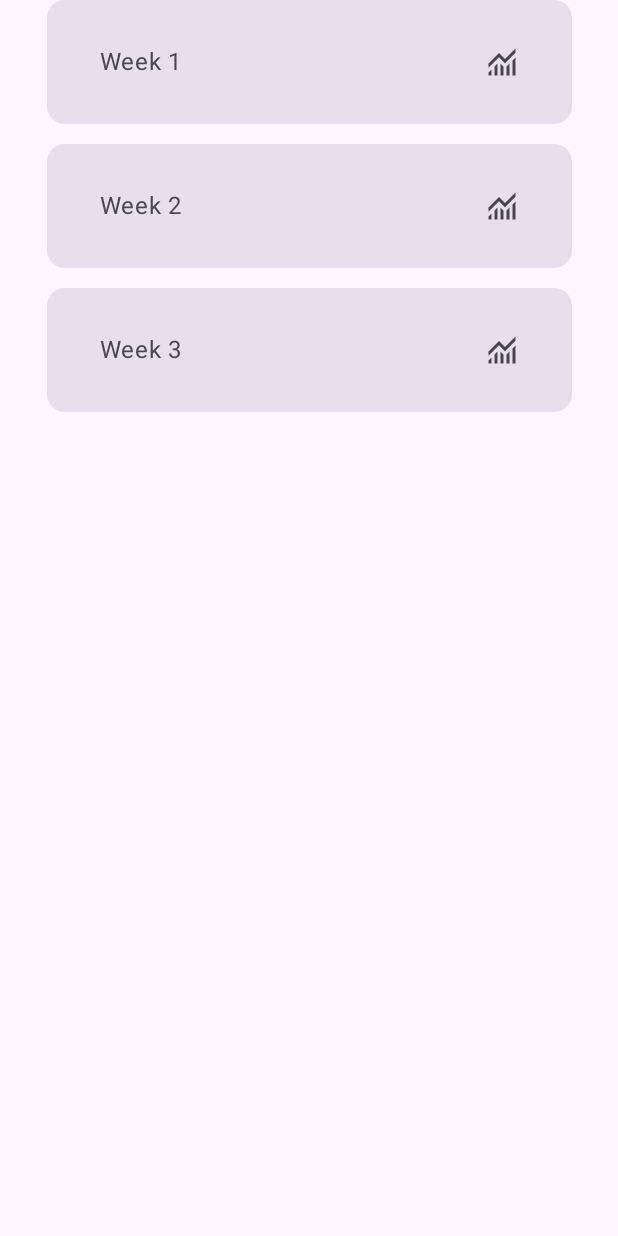
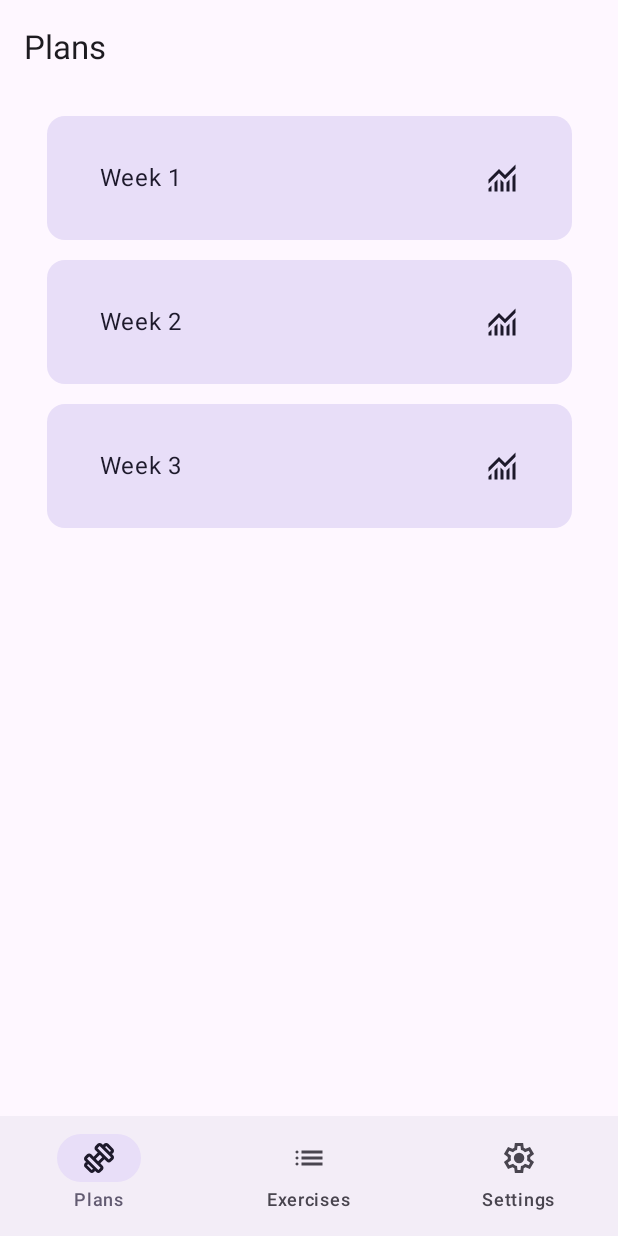
Before and after one commit to AleksM03/LLMPoweredFitness, an Android app built with Jetpack Compose: the screen it shows after launch (MainActivity), on a phone screen of 412 x 824 dp. Run offline under Robolectric (Android 15) with nearby library versions, the phone set to English and light mode, and no system bars.

Commit message:
added generic layout

```diff
--- a/app/src/main/java/com/amilan/llmpoweredfitness/MainActivity.kt
+++ b/app/src/main/java/com/amilan/llmpoweredfitness/MainActivity.kt
@@ -1,53 +1,55 @@
 package com.amilan.llmpoweredfitness
 
+import android.content.res.Configuration
+import android.os.Build
 import android.os.Bundle
 import androidx.activity.ComponentActivity
 import androidx.activity.compose.setContent
 import androidx.activity.enableEdgeToEdge
-import androidx.compose.foundation.layout.fillMaxSize
-import androidx.compose.foundation.layout.padding
-import androidx.compose.material3.Scaffold
-import androidx.compose.material3.Text
 import androidx.compose.runtime.Composable
-import androidx.compose.ui.Alignment
 import androidx.compose.ui.Modifier
 import androidx.compose.ui.tooling.preview.Preview
+import com.amilan.llmpoweredfitness.ui.generics.GenericLayout
 import com.amilan.llmpoweredfitness.ui.theme.AppTheme
 import com.amilan.llmpoweredfitness.ui.workout.PlansScreen
+
+val TABS: List<String> = listOf("Plans", "Exercises", "Settings")
 
 class MainActivity : ComponentActivity() {
   override fun onCreate(savedInstanceState: Bundle?) {
     super.onCreate(savedInstanceState)
     enableEdgeToEdge()
+    if (Build.VERSION.SDK_INT >= Build.VERSION_CODES.Q) {
+      window.isNavigationBarContrastEnforced = false
+    }
     setContent {
       AppTheme {
-                Scaffold(modifier = Modifier.fillMaxSize()) { innerPadding ->
-                  PlansScreen(
-                    intArrayOf(
-                      1,
-                      2,
-                      3
-                    ),
-                    modifier = Modifier.padding(innerPadding)
+        GenericLayout(
+          title = TABS[0],
+          content = { PlansScreen(intArrayOf(1, 2, 3), modifier = Modifier) },
+          onTabSelected = {},
+          selectedTab = 0
         )
       }
     }
   }
 }
-}
 
+@Preview(
+  showBackground = true,
+  uiMode = Configuration.UI_MODE_NIGHT_YES,
+  widthDp = 360,
+  heightDp = 640
+)
 @Composable
-fun Greeting(name: String, modifier: Modifier = Modifier) {
-    Text(
-        text = "Hello $name!",
-        modifier = modifier
+fun ExamplePreview() {
+  val exampleData = intArrayOf(1, 2, 3)
+  AppTheme {
+    GenericLayout(
+      title = TABS[0],
+      content = { PlansScreen(exampleData, modifier = Modifier) },
+      onTabSelected = {},
+      selectedTab = 0
     )
   }
-
-@Preview(showBackground = true)
-@Composable
-fun GreetingPreview() {
-    AppTheme {
-        Greeting("Android")
 }
-}
--- /dev/null
+++ b/app/src/main/java/com/amilan/llmpoweredfitness/ui/generics/Footer.kt
@@ -0,0 +1,45 @@
+package com.amilan.llmpoweredfitness.ui.generics
+
+import androidx.compose.material3.Icon
+import androidx.compose.material3.NavigationBar
+import androidx.compose.material3.NavigationBarItem
+import androidx.compose.material3.Text
+import androidx.compose.runtime.Composable
+import androidx.compose.ui.Modifier
+import androidx.compose.ui.res.painterResource
+import com.amilan.llmpoweredfitness.R
+import com.amilan.llmpoweredfitness.TABS
+
+@Composable
+fun Footer(
+  selected: Int, onTabSelected: (Int) -> Unit, modifier: Modifier = Modifier
+) {
+  NavigationBar(modifier = modifier) {
+    TABS.forEachIndexed { index, title ->
+      NavigationBarItem(
+        selected = selected == index,
+        onClick = { onTabSelected(index) },
+        icon = {
+          when (index) {
+            0 -> Icon(
+              painter = painterResource(R.drawable.ic_exercise),
+              contentDescription = ""
+            )
+
+            1 -> Icon(
+              painter = painterResource(R.drawable.ic_list),
+              contentDescription = ""
+            )
+
+            2 -> Icon(
+              painter = painterResource(R.drawable.ic_settings),
+              contentDescription = ""
+            )
+          }
+        },
+        label = {
+          Text(text = title)
+        })
+    }
+  }
+}
--- /dev/null
+++ b/app/src/main/java/com/amilan/llmpoweredfitness/ui/generics/GenericLayout.kt
@@ -0,0 +1,44 @@
+package com.amilan.llmpoweredfitness.ui.generics
+
+import androidx.compose.foundation.layout.Arrangement
+import androidx.compose.foundation.layout.Box
+import androidx.compose.foundation.layout.Column
+import androidx.compose.foundation.layout.fillMaxSize
+import androidx.compose.foundation.layout.padding
+import androidx.compose.material3.BottomAppBar
+import androidx.compose.material3.ExperimentalMaterial3Api
+import androidx.compose.material3.Scaffold
+import androidx.compose.material3.Text
+import androidx.compose.material3.TopAppBar
+import androidx.compose.runtime.Composable
+import androidx.compose.ui.Alignment
+import androidx.compose.ui.Modifier
+
+@Composable
+fun GenericLayout(
+  title: String,
+  selectedTab: Int,
+  onTabSelected: (Int) -> Unit,
+  content: @Composable () -> Unit
+) {
+  Scaffold(
+    topBar = {
+      Header(title)
+    },
+    bottomBar = {
+      Footer(
+        selected = selectedTab,
+        onTabSelected = onTabSelected
+      )
+    }
+  ) { innerPadding ->
+    Box(
+      modifier = Modifier
+        .padding(innerPadding)
+        .fillMaxSize(),
+      contentAlignment = Alignment.Center
+    ) {
+      content()
+    }
+  }
+}
--- /dev/null
+++ b/app/src/main/java/com/amilan/llmpoweredfitness/ui/generics/Header.kt
@@ -0,0 +1,19 @@
+package com.amilan.llmpoweredfitness.ui.generics
+
+import androidx.compose.material3.ExperimentalMaterial3Api
+import androidx.compose.material3.MaterialTheme
+import androidx.compose.material3.Text
+import androidx.compose.material3.TopAppBar
+import androidx.compose.material3.TopAppBarDefaults
+import androidx.compose.runtime.Composable
+import androidx.compose.ui.Modifier
+import androidx.compose.ui.draw.alpha
+
+@OptIn(ExperimentalMaterial3Api::class)
+@Composable
+fun Header(title: String){
+  TopAppBar(
+    colors = TopAppBarDefaults.topAppBarColors(containerColor = MaterialTheme.colorScheme.background),
+    title = { Text(title) }
+  )
+}
--- a/app/src/main/java/com/amilan/llmpoweredfitness/ui/workout/PlansScreen.kt
+++ b/app/src/main/java/com/amilan/llmpoweredfitness/ui/workout/PlansScreen.kt
@@ -3,6 +3,7 @@ package com.amilan.llmpoweredfitness.ui.workout
 import android.content.res.Configuration
 import androidx.compose.foundation.layout.Arrangement
 import androidx.compose.foundation.layout.Column
+import androidx.compose.foundation.layout.fillMaxHeight
 import androidx.compose.foundation.layout.fillMaxSize
 import androidx.compose.foundation.layout.fillMaxWidth
 import androidx.compose.foundation.layout.height
@@ -28,7 +29,7 @@ fun PlansScreen(
   modifier: Modifier
 ) {
   Column(
-    modifier = modifier.fillMaxWidth(),
+    modifier = modifier.padding(top=CARDS_DP_DISTANCE.dp).fillMaxWidth().fillMaxHeight(),
     verticalArrangement = Arrangement.spacedBy(CARDS_DP_DISTANCE.dp),
     horizontalAlignment = Alignment.CenterHorizontally
   ) {
@@ -42,27 +43,3 @@ fun PlansScreen(
     }
   }
 }
-
-@Composable
-@Preview(showBackground = true, uiMode = Configuration.UI_MODE_NIGHT_YES
-, widthDp = 360, heightDp = 640)
-fun PlansScreenPrev() {
-  val weeks: IntArray = intArrayOf(
-    1,
-    2,
-    3
-  )
-  AppTheme {
-    Scaffold(
-      modifier = Modifier
-        .fillMaxSize()
-    ) { innerPadding ->
-      PlansScreen(
-        weeks,
-        modifier = Modifier
-          .padding(innerPadding)
-      )
-    }
-
-  }
-}
--- a/app/src/main/java/com/amilan/llmpoweredfitness/ui/workout/components/PlanCard.kt
+++ b/app/src/main/java/com/amilan/llmpoweredfitness/ui/workout/components/PlanCard.kt
@@ -37,8 +37,8 @@ fun PlanCard(
     (LocalConfiguration.current.screenHeightDp * MAX_HEIGHT_SCALE).dp
   Card(
     modifier = modifier.fillMaxWidth(), colors = CardDefaults.cardColors(
-      containerColor = MaterialTheme.colorScheme.surfaceVariant,
-      contentColor = MaterialTheme.colorScheme.onSurfaceVariant,
+      containerColor = MaterialTheme.colorScheme.secondaryContainer,
+      contentColor = MaterialTheme.colorScheme.onSecondaryContainer,
     )
   ) {
     Box(
--- /dev/null
+++ b/app/src/main/res/drawable/ic_exercise.xml
@@ -0,0 +1,8 @@
+<vector xmlns:android="http://schemas.android.com/apk/res/android"
+    android:width="24dp"
+    android:height="24dp"
+    android:viewportWidth="24"
+    android:viewportHeight="24">
+    <path android:fillColor="@android:color/black"
+        android:pathData="M20.65,9.38l-1.4-1.4L20,7.2L16.8,4L16.03,4.75L14.6,3.32l0.75-0.78q0.57-0.57 1.43-0.56T18.2,2.57L21.43,5.8Q22,6.38 22,7.21T21.43,8.63L20.65,9.38ZM8.65,21.4q-0.57,0.58-1.41,0.58T5.83,21.4L2.6,18.18Q2.03,17.6 2.03,16.76q0-0.84 0.58-1.41L3.35,14.6l1.43,1.42L4,16.77L7.23,20l0.75-0.77L9.4,20.65L8.65,21.4ZM18.58,13L20,11.58L12.43,4L11,5.43L18.58,13Zm-7,7L13,18.55L5.45,11L4,12.43L11.58,20Zm-0.15-5.85l2.75-2.72l-1.6-1.6L9.85,12.58l1.57,1.57ZM13,21.4q-0.57,0.58-1.42,0.58T10.15,21.4L2.6,13.85q-0.58-0.58-0.58-1.43T2.6,11L4.03,9.57Q4.6,9 5.44,9T6.85,9.57l1.58,1.57L11.18,8.4L9.6,6.85Q9.03,6.27 9.03,5.43Q9.03,4.57 9.6,4l1.42-1.43Q11.6,2 12.44,2q0.84,0 1.41,0.57l7.57,7.57Q22,10.73 22,11.56t-0.57,1.41L20,14.4q-0.57,0.58-1.43,0.58q-0.85,0-1.42-0.58L15.6,12.83l-2.75,2.75l1.57,1.57Q15,17.73 15,18.56t-0.57,1.41L13,21.4Z"/>
+</vector>
--- /dev/null
+++ b/app/src/main/res/drawable/ic_list.xml
@@ -0,0 +1,8 @@
+<vector xmlns:android="http://schemas.android.com/apk/res/android"
+    android:width="24dp"
+    android:height="24dp"
+    android:viewportWidth="24"
+    android:viewportHeight="24">
+    <path android:fillColor="@android:color/black"
+        android:pathData="M7,9V7H21V9H7Zm0,4V11H21v2H7Zm0,4V15H21v2H7ZM4,9Q3.58,9 3.29,8.71T3,8Q3,7.57 3.29,7.29T4,7T4.71,7.29T5,8Q5,8.42 4.71,8.71T4,9Zm0,4q-0.42,0-0.71-0.29Q3,12.43 3,12t0.29-0.71T4,11t0.71,0.29T5,12T4.71,12.71T4,13Zm0,4q-0.42,0-0.71-0.29Q3,16.43 3,16t0.29-0.71T4,15t0.71,0.29T5,16T4.71,16.71T4,17Z"/>
+</vector>
--- /dev/null
+++ b/app/src/main/res/drawable/ic_settings.xml
@@ -0,0 +1,8 @@
+<vector xmlns:android="http://schemas.android.com/apk/res/android"
+    android:width="24dp"
+    android:height="24dp"
+    android:viewportWidth="24"
+    android:viewportHeight="24">
+    <path android:fillColor="@android:color/black"
+        android:pathData="M9.25,22l-0.4-3.2q-0.32-0.13-0.61-0.3T7.68,18.13L4.7,19.38L1.95,14.63l2.58-1.95Q4.5,12.5 4.5,12.34q0-0.16 0-0.34t0-0.34t0.03-0.34L1.95,9.38L4.7,4.63L7.68,5.88Q7.95,5.68 8.25,5.5t0.6-0.3L9.25,2h5.5l0.4,3.2q0.33,0.13 0.61,0.3t0.56,0.38L19.3,4.63l2.75,4.75l-2.57,1.95q0.02,0.18 0.02,0.34t0,0.34t0,0.34t-0.05,0.34l2.57,1.95l-2.75,4.75l-2.95-1.25q-0.27,0.2-0.57,0.38t-0.6,0.3L14.75,22H9.25ZM11,20h1.98l0.35-2.65q0.78-0.2 1.44-0.59t1.21-0.94l2.47,1.03l0.98-1.7l-2.15-1.63q0.13-0.35 0.17-0.74T17.5,12t-0.05-0.79q-0.05-0.39-0.17-0.74l2.15-1.63l-0.98-1.7L15.98,8.2q-0.55-0.57-1.21-0.96T13.33,6.65L13,4H11.03L10.68,6.65Q9.9,6.85 9.24,7.24T8.03,8.17L5.55,7.15L4.58,8.85l2.15,1.6Q6.6,10.83 6.55,11.2T6.5,12q0,0.4 0.05,0.77t0.17,0.75L4.58,15.15l0.98,1.7L8.03,15.8q0.55,0.58 1.21,0.96t1.44,0.59L11,20Zm1.05-4.5q1.45,0 2.47-1.03T15.55,12T14.53,9.52T12.05,8.5q-1.47,0-2.49,1.02T8.55,12t1.01,2.47t2.49,1.03ZM12,12Z"/>
+</vector>
```
Also changed, not shown: app/src/main/java/com/amilan/llmpoweredfitness/ui/theme/Theme.kt (+7 -6 lines). Lines whose indentation alone changed are shown as unchanged.
